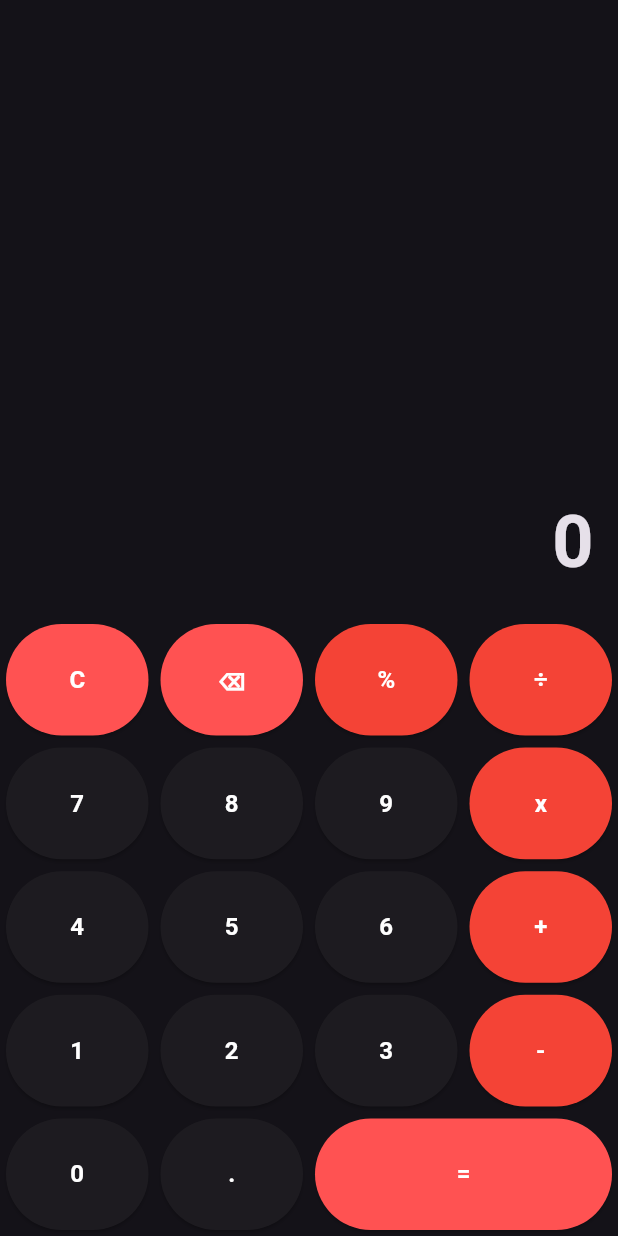
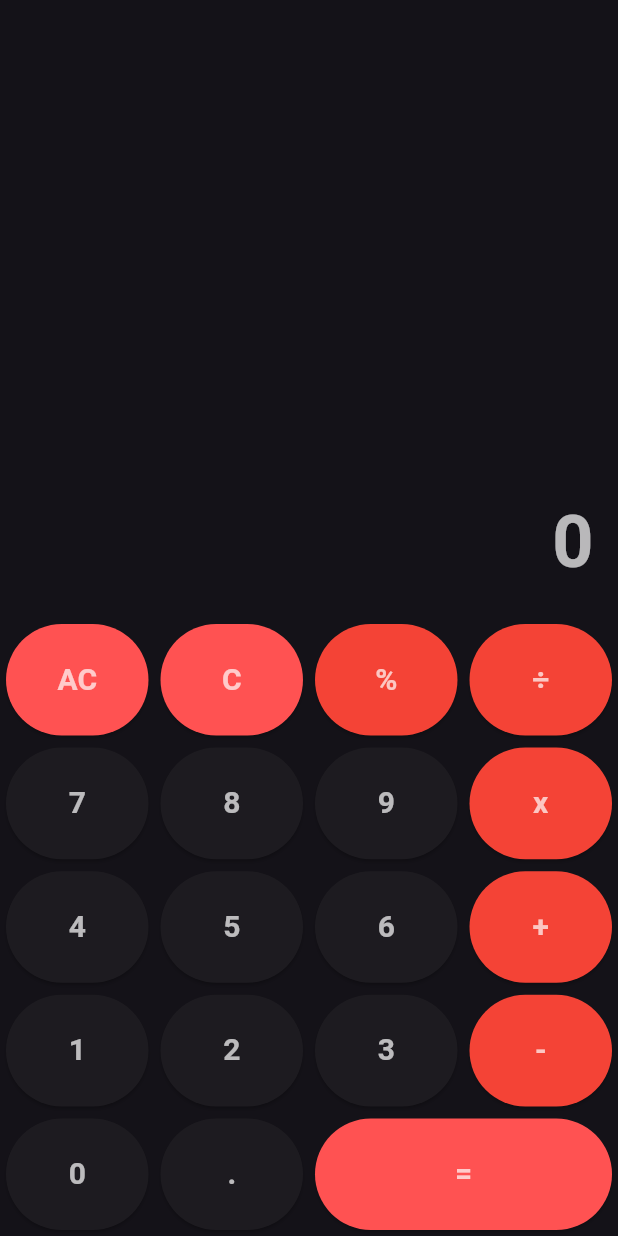
Before and after one commit to TheRealHex/minimal-calculator, a Flutter app: the screen it shows after launch, on a phone screen of 412 x 824 dp. Run offline on Flutter 3.47's test engine with Material 3 defaults, Android fonts, the phone set to English and light mode, and no system bars.

Commit message:
playing around ui

```diff
--- a/lib/constants/btn_values.dart
+++ b/lib/constants/btn_values.dart
@@ -1,6 +1,6 @@
 class Btn {
-  static const String del = '⌫';
-  static const String clr = 'C';
+  static const String del = 'C';
+  static const String clr = 'AC';
   static const String per = '%';
   static const String mul = 'x';
   static const String div = '÷';
--- a/lib/constants/style.dart
+++ b/lib/constants/style.dart
@@ -3,10 +3,13 @@ import 'package:flutter/material.dart';
 TextStyle outputTextStyle = const TextStyle(
   fontSize: 48,
   fontWeight: FontWeight.bold,
+  // color: Colors.black54,
+  color: Colors.white70,
 );
 
 TextStyle inputTextStyle = const TextStyle(
-  fontSize: 16,
+  fontSize: 20,
   fontWeight: FontWeight.bold,
-  color: Colors.white
+  // color: Colors.black54,
+  color: Colors.white70,
 );
--- /dev/null
+++ b/lib/functions.dart
@@ -0,0 +1,24 @@
+import 'package:flutter/material.dart';
+
+import 'constants/btn_values.dart';
+import 'constants/style.dart';
+
+// Function to build button
+Widget buildBtn(value) {
+  return Padding(
+    padding: const EdgeInsets.all(4.0),
+    child: ElevatedButton(
+      style: ElevatedButton.styleFrom(
+          backgroundColor: [Btn.del, Btn.clr, Btn.calc].contains(value)
+              ? Colors.redAccent
+              : [Btn.per, Btn.mul, Btn.div, Btn.add, Btn.sub].contains(value)
+                  ? Colors.red
+                  : null),
+      onPressed: () {},
+      child: Text(
+        value,
+        style: inputTextStyle,
+      ),
+    ),
+  );
+}
--- a/lib/screens/home.dart
+++ b/lib/screens/home.dart
@@ -2,6 +2,7 @@ import 'package:flutter/material.dart';
 import 'package:minimal_calculator/constants/btn_values.dart';
 
 import '../constants/style.dart';
+import '../functions.dart';
 
 class Home extends StatefulWidget {
   const Home({super.key});
@@ -60,23 +61,5 @@ class _HomeState extends State<Home> {
     );
   }
 
-  // Function to build button
-  Widget buildBtn(value) {
-    return Padding(
-      padding: const EdgeInsets.all(4.0),
-      child: ElevatedButton(
-        style: ElevatedButton.styleFrom(
-            backgroundColor: [Btn.del, Btn.clr, Btn.calc].contains(value)
-                ? Colors.redAccent
-                : [Btn.per, Btn.mul, Btn.div, Btn.add, Btn.sub].contains(value)
-                    ? Colors.red
-                    : null),
-        onPressed: () {},
-        child: Text(
-          value,
-          style: inputTextStyle,
-        ),
-      ),
-    );
-  }
+//#### functions
 }
```
